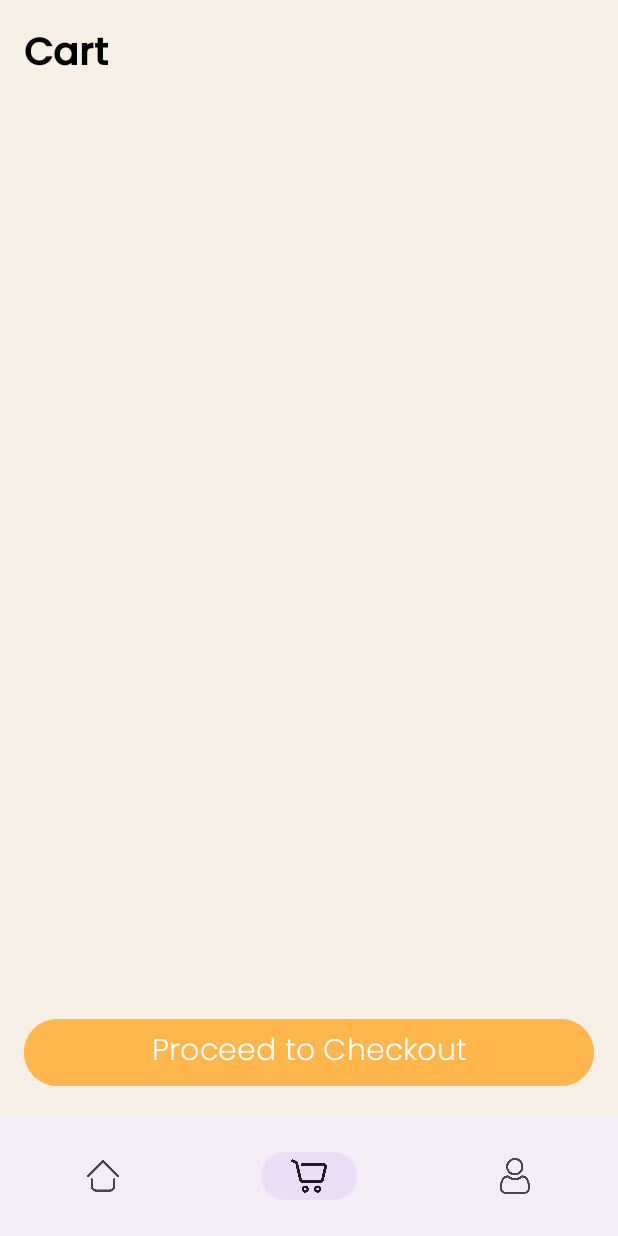
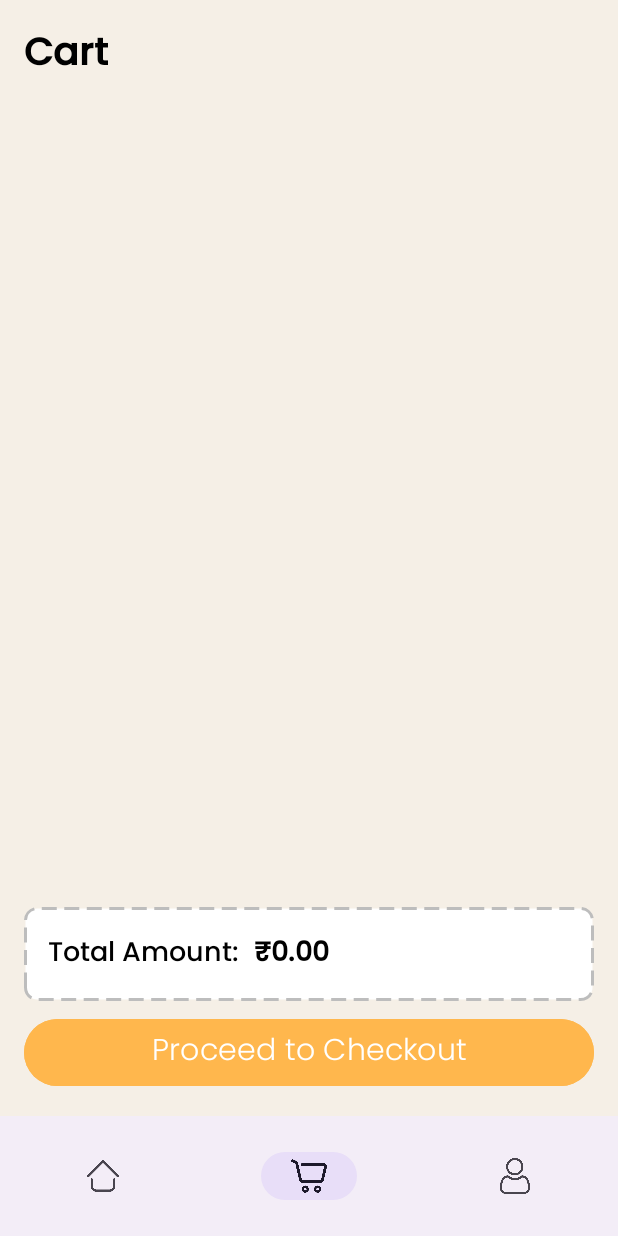
Before and after one commit to SURAJITSHAW/InstaMall, an Android app: the CartFragment screen opened through its navigation route, on a phone screen of 412 x 824 dp. Run offline under Robolectric (Android 15) with nearby library versions, the phone set to English and light mode, and no system bars; our stand-ins replace Firebase (no records; nobody signed in at launch, a user with empty details on screens opened directly), navigation-ui.

Commit message:
Cart page changes

```diff
--- a/app/src/main/java/com/example/instamall/fragments/CartFragment.kt
+++ b/app/src/main/java/com/example/instamall/fragments/CartFragment.kt
@@ -42,8 +42,8 @@ class CartFragment : Fragment(R.layout.fragment_cart) {
             onQuantityChanged = { position, newQty ->
                 cartItems[position].quantity = newQty
                 cartAdapter.notifyItemChanged(position)
-                // Optional: Update Firestore with new quantity
                 updateCartItemQuantity(cartItems[position].product.id!!, newQty)
+                calculateTotalAmount() // Recalculate total after quantity change
             },
             onRemoveItem = { position ->
                 val removedItem = cartItems[position]
@@ -51,6 +51,7 @@ class CartFragment : Fragment(R.layout.fragment_cart) {
                 cartItems.removeAt(position)
                 cartAdapter.notifyItemRemoved(position)
                 Toast.makeText(requireContext(), "Item removed", Toast.LENGTH_SHORT).show()
+                calculateTotalAmount() // Recalculate total after item removal
             }
         )
 
@@ -87,12 +88,19 @@ class CartFragment : Fragment(R.layout.fragment_cart) {
                         cartItems.add(cartItem)
                     }
                     cartAdapter.notifyDataSetChanged()
+                    calculateTotalAmount() // Calculate total after fetching items
                 }
                 .addOnFailureListener { e ->
                     Toast.makeText(requireContext(), "Failed to load cart items: ${e.message}", Toast.LENGTH_SHORT).show()
                 }
         } ?: Toast.makeText(requireContext(), "Please log in to view the cart", Toast.LENGTH_SHORT).show()
     }
+
+    private fun calculateTotalAmount() {
+        val total = cartItems.sumOf { it.product.price.toDouble() * it.quantity.toDouble() }
+        binding.totalAmount.text = "₹%.2f".format(total) // Update the total amount TextView
+    }
+
 
     private fun updateCartItemQuantity(productId: String, quantity: Int) {
         currentUser?.let { user ->
--- /dev/null
+++ b/app/src/main/res/drawable/dashed_border.xml
@@ -0,0 +1,10 @@
+<?xml version="1.0" encoding="utf-8"?>
+<shape xmlns:android="http://schemas.android.com/apk/res/android">
+    <solid android:color="#FFFFFF" /> <!-- Background color (white or any color you prefer) -->
+    <stroke
+        android:color="#FFB74D"
+    android:dashWidth="10dp"
+    android:dashGap="5dp"
+    android:width="2dp"/>
+    <corners android:radius="8dp"/>
+</shape>
--- /dev/null
+++ b/app/src/main/res/drawable/dashed_box.xml
@@ -0,0 +1,9 @@
+<shape xmlns:android="http://schemas.android.com/apk/res/android">
+    <solid android:color="#FFFFFF" /> <!-- Background color -->
+    <stroke
+        android:width="2dp"
+        android:color="#BDBDBD"
+        android:dashWidth="10dp"
+        android:dashGap="5dp" /> <!-- Dashed line styling -->
+    <corners android:radius="8dp" /> <!-- Rounded corners -->
+</shape>
--- a/app/src/main/res/layout/fragment_cart.xml
+++ b/app/src/main/res/layout/fragment_cart.xml
@@ -4,6 +4,7 @@
     android:layout_width="match_parent"
     android:layout_height="match_parent"
     tools:context=".fragments.CartFragment">
+
     <LinearLayout
         android:layout_width="match_parent"
         android:layout_height="match_parent"
@@ -18,7 +19,7 @@
             android:layout_width="wrap_content"
             android:layout_height="wrap_content"
             android:textColor="@color/black"
-            android:text="Cart"/>
+            android:text="Cart" />
 
         <!-- RecyclerView -->
         <androidx.recyclerview.widget.RecyclerView
@@ -28,6 +29,39 @@
             android:layout_weight="1"
             android:clipToPadding="false"
             android:paddingBottom="8dp" />
+
+        <!-- Total Amount Section -->
+        <LinearLayout
+            android:id="@+id/totalAmountContainer"
+            android:layout_width="match_parent"
+            android:layout_height="wrap_content"
+            android:orientation="horizontal"
+            android:padding="16dp"
+            android:layout_marginTop="8dp"
+            android:background="@drawable/dashed_box">
+
+            <TextView
+                android:id="@+id/totalAmountLabel"
+                android:layout_width="wrap_content"
+                android:layout_height="wrap_content"
+                android:text="Total Amount:"
+                android:fontFamily="@font/poppins"
+                android:textColor="@color/black"
+                android:textSize="18sp"
+                android:layout_gravity="center_vertical" />
+
+            <TextView
+                android:layout_marginStart="10dp"
+                android:id="@+id/totalAmount"
+                android:layout_width="wrap_content"
+                android:layout_height="wrap_content"
+                android:text="₹0.00"
+                android:fontFamily="@font/poppins"
+                android:textColor="@color/black"
+                android:textStyle="bold"
+                android:textSize="18sp"
+                android:layout_gravity="center_vertical" />
+        </LinearLayout>
 
         <!-- Checkout Button -->
         <Button
@@ -41,6 +75,4 @@
             android:textColor="#FFFFFF"
             android:layout_marginTop="8dp" />
     </LinearLayout>
-
-
 </FrameLayout>
```
